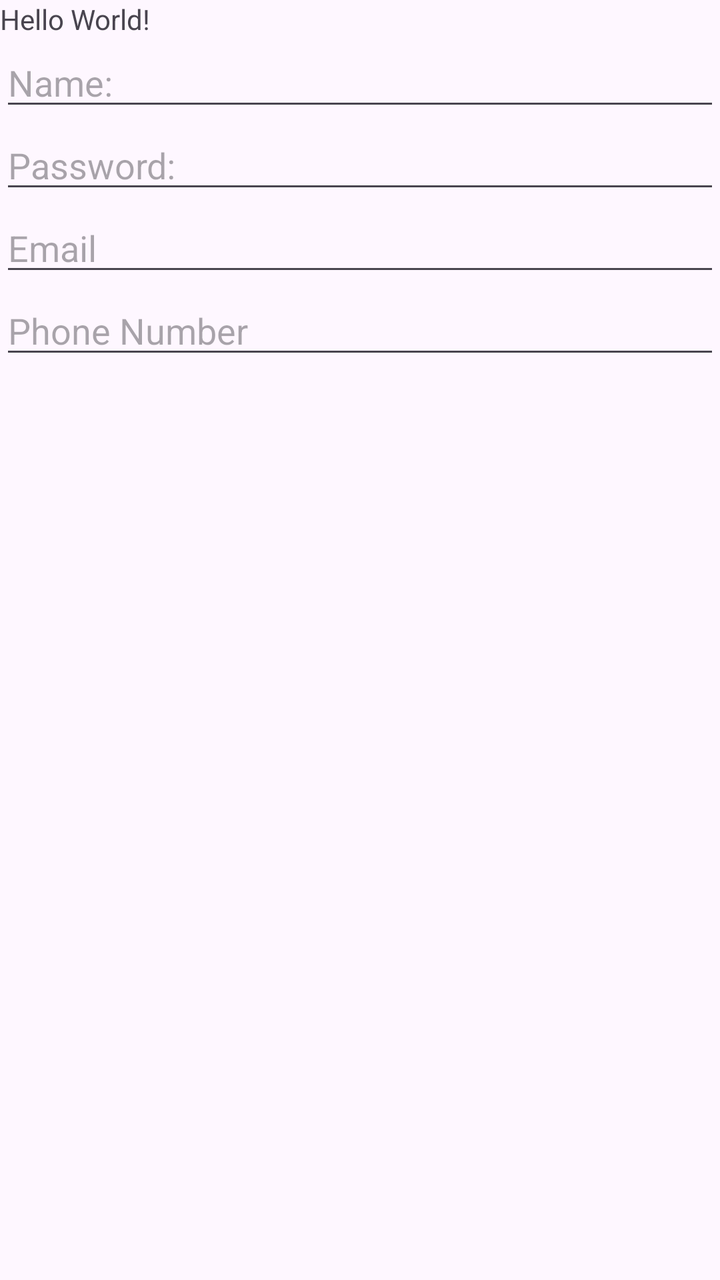
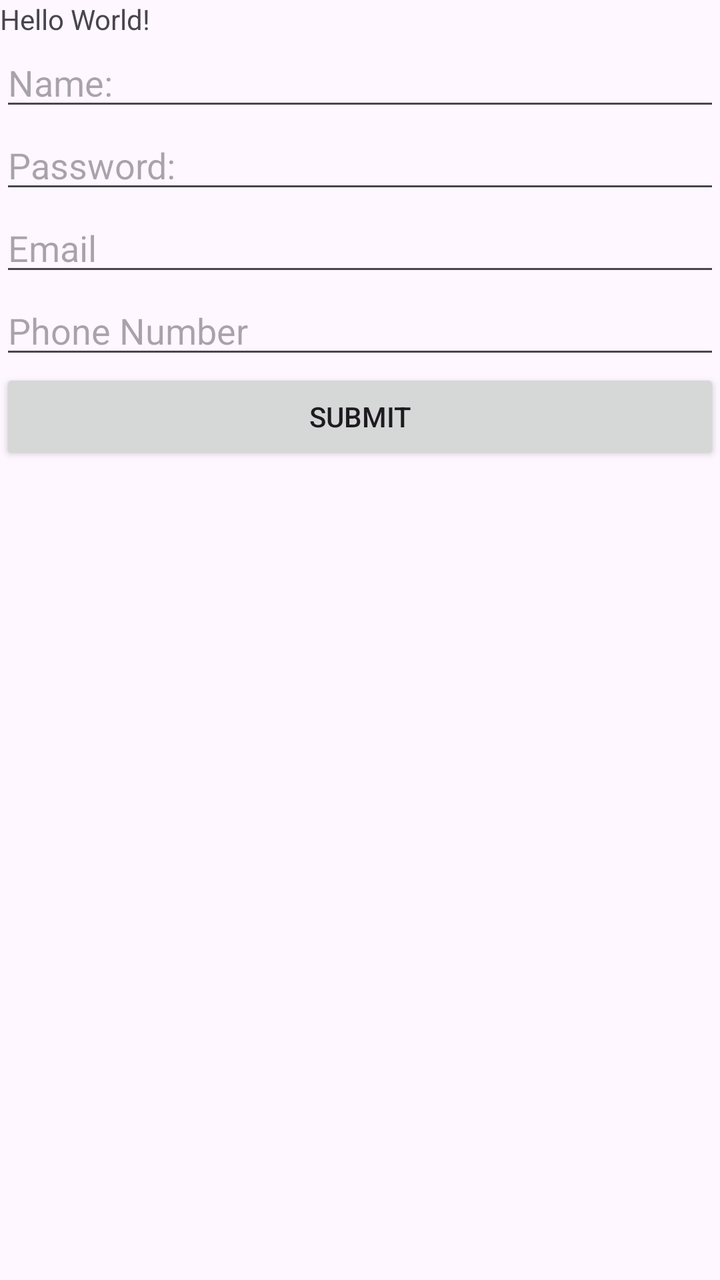

Two renders of the same Android screen: before a commit and after it. Below are the layout's source before the change and the commit's diff.
<!-- AndroidManifest.xml: application theme Theme.MyApplication -->
<!-- res/layout/activity_main.xml -->
<?xml version="1.0" encoding="utf-8"?>
<LinearLayout xmlns:android="http://schemas.android.com/apk/res/android"
    xmlns:app="http://schemas.android.com/apk/res-auto"
    xmlns:tools="http://schemas.android.com/tools"
    android:id="@+id/main"
    android:layout_width="match_parent"
    android:layout_height="match_parent"
    android:orientation="vertical"
    tools:context=".MainActivity">

    <TextView
        android:layout_width="wrap_content"
        android:layout_height="wrap_content"
        android:text="Hello World!" />

    <EditText
        android:id="@+id/editTextText"
        android:layout_width="match_parent"
        android:layout_height="wrap_content"
        android:ems="10"
        android:inputType="text"
        android:hint="Name: " />

    <EditText
        android:id="@+id/editTextTextPassword"
        android:layout_width="match_parent"
        android:layout_height="wrap_content"
        android:ems="10"
        android:inputType="textPassword"
        android:hint="Password: "/>

    <EditText
        android:id="@+id/editTextTextEmailAddress"
        android:layout_width="match_parent"
        android:layout_height="wrap_content"
        android:ems="10"
        android:inputType="textEmailAddress"
        android:hint="Email"/>

    <EditText
        android:id="@+id/editTextPhone"
        android:layout_width="match_parent"
        android:layout_height="wrap_content"
        android:ems="10"
        android:inputType="phone"
        android:hint="Phone Number"
        />

</LinearLayout>
<!-- resources referenced by this layout -->
<resources>
  <style name="Theme.MyApplication" parent="Base.Theme.MyApplication" />
  <style name="Base.Theme.MyApplication" parent="Theme.Material3.DayNight.NoActionBar">
          
          
      </style>
</resources>

<!-- the commit's change to res/layout/activity_main.xml (unified diff, before → after) -->
@@ -14,7 +14,7 @@
         android:text="Hello World!" />
 
     <EditText
-        android:id="@+id/editTextText"
+        android:id="@+id/name"
         android:layout_width="match_parent"
         android:layout_height="wrap_content"
         android:ems="10"
@@ -22,7 +22,7 @@
         android:hint="Name: " />
 
     <EditText
-        android:id="@+id/editTextTextPassword"
+        android:id="@+id/password"
         android:layout_width="match_parent"
         android:layout_height="wrap_content"
         android:ems="10"
@@ -30,7 +30,7 @@
         android:hint="Password: "/>
 
     <EditText
-        android:id="@+id/editTextTextEmailAddress"
+        android:id="@+id/email"
         android:layout_width="match_parent"
         android:layout_height="wrap_content"
         android:ems="10"
@@ -38,7 +38,7 @@
         android:hint="Email"/>
 
     <EditText
-        android:id="@+id/editTextPhone"
+        android:id="@+id/phone"
         android:layout_width="match_parent"
         android:layout_height="wrap_content"
         android:ems="10"
@@ -46,4 +46,12 @@
         android:hint="Phone Number"
         />
 
+    <Button
+        android:id="@+id/button"
+        android:layout_width="match_parent"
+        android:layout_height="wrap_content"
+        android:text="Submit"
+        android:onClick="button"/>
+
+
 </LinearLayout>
